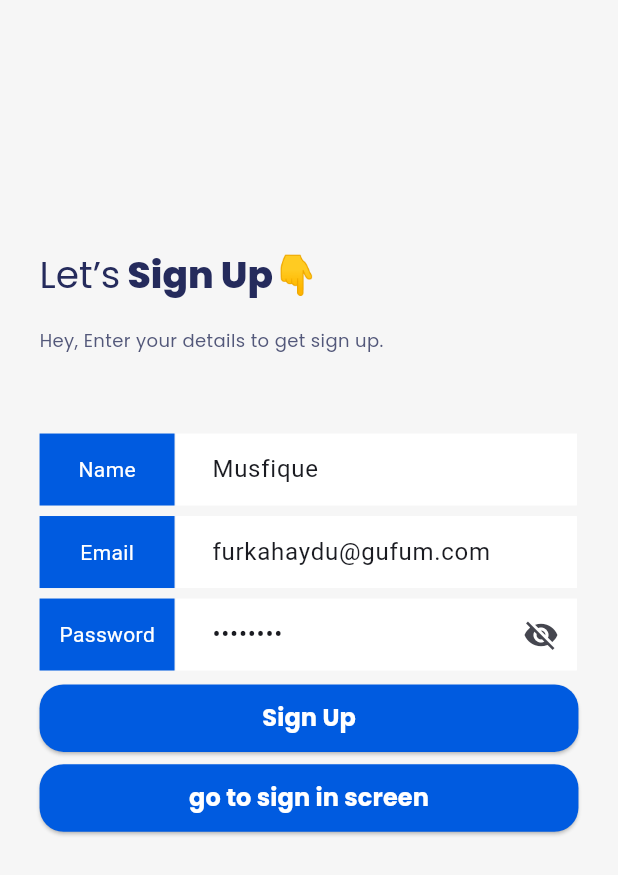
After one commit to musfique113/library_admin_dashboard, a Flutter app: the screen it shows after launch, after a tap on "Sign Up", on a phone screen of 412 x 824 dp. The commit adds this screen. Shown: the top 875 px of the screen. Run offline on Flutter 3.47's test engine with Material 2 defaults, Android fonts, the phone set to English and light mode, and no system bars; our stand-ins replace file_picker, get, google_fonts, image_picker, pin_code_fields, shared_preferences; network calls fail.

```diff
--- a/lib/data/services/network_caller.dart
+++ b/lib/data/services/network_caller.dart
@@ -1,12 +1,11 @@
 import 'dart:convert';
 import 'dart:developer';
 import 'dart:io';
-
 import 'package:flutter/material.dart';
 import 'package:flutter_pdf_library/data/models/auth_utility.dart';
 import 'package:flutter_pdf_library/data/models/network_response.dart';
 import 'package:flutter_pdf_library/main.dart';
-import 'package:flutter_pdf_library/presentation/screens/admin_login_ui/admin_login_screen.dart';
+import 'package:flutter_pdf_library/presentation/screens/auth/admin_login_ui/admin_login_screen.dart';
 import 'package:http/http.dart' as http;
 import 'package:http_parser/http_parser.dart';
 import 'package:mime/mime.dart';
--- a/lib/data/utils/urls.dart
+++ b/lib/data/utils/urls.dart
@@ -9,4 +9,7 @@ class Urls {
   static String addPublishers = '$_baseUrl/publishers';
   static String addCategories= '$_baseUrl/category';
   static String addAuthors= '$_baseUrl/authors';
+  static String otpVerify= '$_baseUrl/verify-email-otp';
+
+
 }
--- a/lib/presentation/screens/add_books_ui/add_book_screen.dart
+++ b/lib/presentation/screens/add_books_ui/add_book_screen.dart
@@ -1,12 +1,11 @@
 import 'dart:convert';
 import 'dart:io';
-
 import 'package:file_picker/file_picker.dart';
 import 'package:flutter/material.dart';
 import 'package:flutter_pdf_library/data/models/auth_utility.dart';
 import 'package:flutter_pdf_library/data/utils/urls.dart';
 import 'package:flutter_pdf_library/presentation/custom_widgets/responsive_widgets.dart';
-import 'package:flutter_pdf_library/presentation/screens/admin_login_ui/admin_login_screen.dart';
+import 'package:flutter_pdf_library/presentation/screens/auth/admin_login_ui/admin_login_screen.dart';
 import 'package:flutter_pdf_library/presentation/screens/display_books_ui/display_books_screen.dart';
 import 'package:flutter_pdf_library/presentation/ui_component/app_colors.dart';
 import 'package:flutter_pdf_library/presentation/ui_component/app_style.dart';
--- a/lib/presentation/screens/admin_login_ui/admin_login_screen.dart
+++ b/lib/presentation/screens/auth/admin_login_ui/admin_login_screen.dart
@@ -6,10 +6,12 @@ import 'package:flutter_pdf_library/data/services/network_caller.dart';
 import 'package:flutter_pdf_library/data/utils/urls.dart';
 import 'package:flutter_pdf_library/presentation/custom_widgets/responsive_widgets.dart';
 import 'package:flutter_pdf_library/presentation/screens/add_books_ui/add_book_screen.dart';
+import 'package:flutter_pdf_library/presentation/screens/auth/sign_up_ui/sign_up_screen.dart';
 import 'package:flutter_pdf_library/presentation/screens/bottom_nav_bar_ui/bottom_nav_bar_screen.dart';
 import 'package:flutter_pdf_library/presentation/ui_component/app_colors.dart';
 import 'package:flutter_pdf_library/presentation/ui_component/app_icons.dart';
 import 'package:flutter_pdf_library/presentation/ui_component/app_style.dart';
+import 'package:get/get.dart';
 
 class LoginScreen extends StatefulWidget {
   const LoginScreen({Key? key}) : super(key: key);
@@ -49,7 +51,7 @@ class _LoginScreenState extends State<LoginScreen> {
         print("Login Sucess");
         Navigator.pushAndRemoveUntil(
             context,
-            MaterialPageRoute(builder: (context) => BottomNavbarScreen()),
+            MaterialPageRoute(builder: (context) => const BottomNavbarScreen()),
                 (route) => false);
       }
     } else {
@@ -153,7 +155,6 @@ class _LoginScreenState extends State<LoginScreen> {
                           child: Padding(
                             padding: const EdgeInsetsDirectional.all(1),
                             child: TextFormField(
-                              autofocus: true,
                               controller: _emailTEController,
                               obscureText: false,
                               decoration: const InputDecoration(
@@ -182,7 +183,6 @@ class _LoginScreenState extends State<LoginScreen> {
                               child: Padding(
                                 padding: const EdgeInsetsDirectional.all(1),
                                 child: TextFormField(
-                                  autofocus: true,
                                   controller: _passwordTEController,
                                   obscureText: !_passwordVisible,
                                   decoration: InputDecoration(
@@ -239,6 +239,34 @@ class _LoginScreenState extends State<LoginScreen> {
                           ),
                         ),
                       ),
+
+                      SizedBox(height: height * 0.01),
+
+                      SizedBox(
+                        width: double.infinity,
+                        height: 45,
+                        child: ElevatedButton(
+                          onPressed: () {
+                            Navigator.push(context, MaterialPageRoute(builder: (context) => SignUpScreen()));
+
+                          },
+                          style: ElevatedButton.styleFrom(
+                            backgroundColor: AppColors.mainBlueColor,
+                            // Change the button color here
+                            shape: RoundedRectangleBorder(
+                              borderRadius: BorderRadius.circular(16.0),
+                            ),
+                          ),
+                          child: Text(
+                            'Sign Up',
+                            style: ralewayStyle.copyWith(
+                              fontWeight: FontWeight.w700,
+                              color: AppColors.whiteColor,
+                              fontSize: 16.0,
+                            ),
+                          ),
+                        ),
+                      ),
                     ],
                   ),
                 ),
--- /dev/null
+++ b/lib/presentation/screens/auth/sign_up_ui/sign_up_screen.dart
@@ -0,0 +1,300 @@
+import 'package:flutter/material.dart';
+import 'package:flutter_pdf_library/data/models/network_response.dart';
+import 'package:flutter_pdf_library/data/services/network_caller.dart';
+import 'package:flutter_pdf_library/data/utils/urls.dart';
+import 'package:flutter_pdf_library/presentation/custom_widgets/responsive_widgets.dart';
+import 'package:flutter_pdf_library/presentation/screens/auth/admin_login_ui/admin_login_screen.dart';
+import 'package:flutter_pdf_library/presentation/screens/auth/otp_verification_ui/otp_verification_screen.dart';
+import 'package:flutter_pdf_library/presentation/ui_component/app_colors.dart';
+import 'package:flutter_pdf_library/presentation/ui_component/app_style.dart';
+
+
+class SignUpScreen extends StatefulWidget {
+  const SignUpScreen({Key? key}) : super(key: key);
+
+  @override
+  State<SignUpScreen> createState() => _SignUpScreenState();
+}
+
+class _SignUpScreenState extends State<SignUpScreen> {
+  //final GlobalKey<FormState> _formKey = GlobalKey<FormState>();
+  final TextEditingController _nameTEController = TextEditingController(text: "Musfique");
+  final TextEditingController _emailTEController = TextEditingController(text: "furkahaydu@gufum.com");
+  final TextEditingController _passwordTEController = TextEditingController(text: "password");
+
+  bool _passwordVisible = false;
+  bool _signUpProgress = false;
+
+  Future<void> signUp() async {
+    _signUpProgress = true;
+    setState(() {});
+
+    Map<String, dynamic> requestBody = {
+      "email": _emailTEController.text.trim(),
+      "password": _passwordTEController.text,
+      "name": _nameTEController.text,
+    };
+
+    final NetworkResponse response =
+    await NetworkCaller().postRequest(Urls.registration , requestBody);
+    _signUpProgress = false;
+    if (mounted) {
+      setState(() {});
+    }
+
+    if (response.isSuccess) {
+      if (mounted) {
+        print("SignUp sucess");
+        Navigator.push(
+            context,
+            MaterialPageRoute(builder: (context) =>  OTPlVerificationScreen(email: _emailTEController.text.trim())));
+      }
+    } else {
+      if (mounted) {
+        ScaffoldMessenger.of(context).showSnackBar(
+            const SnackBar(content: Text('Failed Signing up')));
+      }
+    }
+  }
+
+  @override
+  Widget build(BuildContext context) {
+    double height = MediaQuery.of(context).size.height;
+    double width = MediaQuery.of(context).size.width;
+    return Scaffold(
+      backgroundColor: AppColors.backColor,
+      body: SizedBox(
+        height: height,
+        width: width,
+        child: Row(
+          crossAxisAlignment: CrossAxisAlignment.start,
+          mainAxisAlignment: MainAxisAlignment.start,
+          children: [
+            ResponsiveLayout.isPhone(context)
+                ? const SizedBox()
+                : Expanded(
+              child: Container(
+                height: height,
+                color: AppColors.mainBlueColor,
+                child: Center(
+                  child: Text(
+                    'PDF Library',
+                    style: ralewayStyle.copyWith(
+                      fontSize: 48.0,
+                      color: AppColors.whiteColor,
+                      fontWeight: FontWeight.w800,
+                    ),
+                  ),
+                ),
+              ),
+            ),
+            Expanded(
+              child: Container(
+                height: height,
+                margin: EdgeInsets.symmetric(
+                    horizontal: ResponsiveLayout.isPhone(context)
+                        ? height * 0.032
+                        : height * 0.12),
+                color: AppColors.backColor,
+                child: SingleChildScrollView(
+                  padding: const EdgeInsets.only(bottom: 40.0),
+                  child: Column(
+                    crossAxisAlignment: CrossAxisAlignment.start,
+                    mainAxisAlignment: MainAxisAlignment.start,
+                    children: [
+                      SizedBox(height: height * 0.2),
+                      RichText(
+                        text: TextSpan(
+                          children: [
+                            TextSpan(
+                                text: 'Let’s',
+                                style: ralewayStyle.copyWith(
+                                  fontSize: 25.0,
+                                  color: AppColors.blueDarkColor,
+                                  fontWeight: FontWeight.normal,
+                                )),
+                            TextSpan(
+                              text: ' Sign Up👇',
+                              style: ralewayStyle.copyWith(
+                                fontWeight: FontWeight.w800,
+                                color: AppColors.blueDarkColor,
+                                fontSize: 25.0,
+                              ),
+                            ),
+                          ],
+                        ),
+                      ),
+                      SizedBox(height: height * 0.02),
+                      Text(
+                        'Hey, Enter your details to get sign up.',
+                        style: ralewayStyle.copyWith(
+                          fontSize: 12.0,
+                          fontWeight: FontWeight.w400,
+                          color: AppColors.textColor,
+                        ),
+                      ),
+
+                      SizedBox(height: height * 0.064),
+                      Row(
+                        mainAxisSize: MainAxisSize.max,
+                        children: [
+                          Container(
+                            width: 90.0,
+                            height: 48.0,
+                            decoration: const BoxDecoration(
+                              color: AppColors.mainBlueColor,
+                            ),
+                            child: const Center(child: Text("Name",style: TextStyle(color: Colors.white))),
+                          ),
+                          Expanded(
+                            child: Container(
+                              child: Padding(
+                                padding: const EdgeInsetsDirectional.all(1),
+                                child: TextFormField(
+
+                                  controller: _nameTEController,
+                                  obscureText: false,
+                                  decoration: const InputDecoration(
+                                    border: InputBorder.none,
+                                  ),
+                                ),
+                              ),
+                            ),
+                          ),
+                        ],
+                      ),
+                      const SizedBox(height: 5,),
+                      Row(
+                        mainAxisSize: MainAxisSize.max,
+                        children: [
+                          Container(
+                            width: 90.0,
+                            height: 48.0,
+                            decoration: const BoxDecoration(
+                              color: AppColors.mainBlueColor,
+                            ),
+                            child: const Center(child: Text("Email",style: TextStyle(color: Colors.white))),
+                          ),
+                          Expanded(
+                            child: Padding(
+                              padding: const EdgeInsetsDirectional.all(1),
+                              child: TextFormField(
+                                controller: _emailTEController,
+                                obscureText: false,
+                                decoration: const InputDecoration(
+                                  border: InputBorder.none,
+                                ),
+                              ),
+                            ),
+                          ),
+                        ],
+                      ),
+                      const SizedBox(height: 5,),
+                      Row(
+                        mainAxisSize: MainAxisSize.max,
+                        children: [
+                          Container(
+                            width: 90.0,
+                            height: 48.0,
+                            decoration: const BoxDecoration(
+                              color: AppColors.mainBlueColor,
+                            ),
+                            child: const Center(child: Text("Password",style: TextStyle(color: Colors.white))),
+                          ),
+                          Expanded(
+                            child: Padding(
+                              padding: const EdgeInsetsDirectional.all(1),
+                              child: TextFormField(
+                                controller: _passwordTEController,
+                                obscureText: !_passwordVisible,
+                                decoration: InputDecoration(
+                                  border: InputBorder.none,
+                                  suffixIcon: IconButton(
+                                    icon: _passwordVisible
+                                        ? const Icon(Icons.visibility)
+                                        : const Icon(Icons.visibility_off),
+                                    onPressed: () {
+                                      setState(() {
+                                        _passwordVisible = !_passwordVisible;
+                                      });
+                                    },
+                                  ),
+                                ),
+                              ),
+                            ),
+                          ),
+                        ],
+                      ),
+
+
+                      SizedBox(height: height * 0.01),
+
+                      SizedBox(
+                        width: double.infinity,
+                        height: 45,
+                        child: Visibility(
+                          visible: _signUpProgress == false,
+                          replacement:
+                          const Center(child: CircularProgressIndicator()),
+                          child: ElevatedButton(
+                            onPressed: () {
+                              signUp();
+                            },
+                            style: ElevatedButton.styleFrom(
+                              backgroundColor: AppColors.mainBlueColor,
+                              // Change the button color here
+                              shape: RoundedRectangleBorder(
+                                borderRadius: BorderRadius.circular(16.0),
+                              ),
+                            ),
+                            child: Text(
+                              'Sign Up',
+                              style: ralewayStyle.copyWith(
+                                fontWeight: FontWeight.w700,
+                                color: AppColors.whiteColor,
+                                fontSize: 16.0,
+                              ),
+                            ),
+                          ),
+                        ),
+                      ),
+
+
+                      SizedBox(height: height * 0.01),
+
+                      SizedBox(
+                        width: double.infinity,
+                        height: 45,
+                        child: ElevatedButton(
+                          onPressed: () {
+                            Navigator.push(context, MaterialPageRoute(builder: (context) => const LoginScreen()));
+
+                          },
+                          style: ElevatedButton.styleFrom(
+                            backgroundColor: AppColors.mainBlueColor,
+                            // Change the button color here
+                            shape: RoundedRectangleBorder(
+                              borderRadius: BorderRadius.circular(16.0),
+                            ),
+                          ),
+                          child: Text(
+                            'go to sign in screen',
+                            style: ralewayStyle.copyWith(
+                              fontWeight: FontWeight.w700,
+                              color: AppColors.whiteColor,
+                              fontSize: 16.0,
+                            ),
+                          ),
+                        ),
+                      ),
+                    ],
+                  ),
+                ),
+              ),
+            ),
+          ],
+        ),
+      ),
+    );
+  }
+}
--- a/lib/presentation/screens/splash_ui/splash_screen.dart
+++ b/lib/presentation/screens/splash_ui/splash_screen.dart
@@ -1,7 +1,8 @@
 import 'package:flutter/material.dart';
 import 'package:flutter_pdf_library/data/models/auth_utility.dart';
-import 'package:flutter_pdf_library/presentation/screens/admin_login_ui/admin_login_screen.dart';
+
 import 'package:flutter_pdf_library/presentation/screens/add_books_ui/add_book_screen.dart';
+import 'package:flutter_pdf_library/presentation/screens/auth/admin_login_ui/admin_login_screen.dart';
 import 'package:flutter_pdf_library/presentation/screens/bottom_nav_bar_ui/bottom_nav_bar_screen.dart';
 
 class SplashScreen extends StatefulWidget {
--- a/pubspec.yaml
+++ b/pubspec.yaml
@@ -42,7 +42,8 @@ dependencies:
   file_picker: ^5.5.0
   http_parser: ^4.0.0
   mime:
-
+  get:
+  pin_code_fields: ^8.0.1
 dev_dependencies:
   flutter_test:
     sdk: flutter
```
Also changed, not shown: lib/presentation/screens/auth/otp_verification_ui/otp_verification_screen.dart (added, +251 -0 lines), pubspec.lock, 1 other file.
